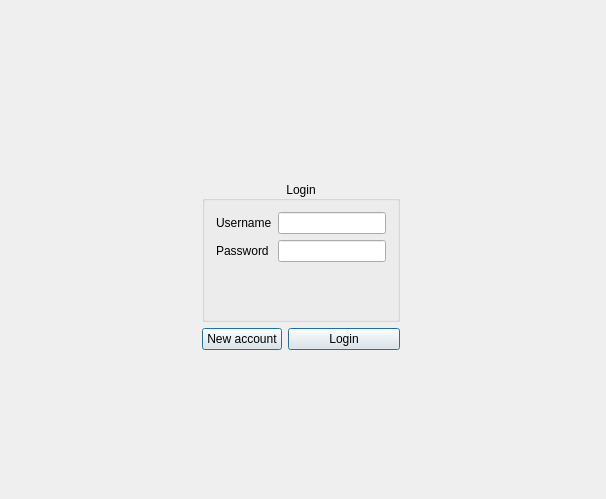
Old version of the form Client/login.ui in the repository PolitoTeam/Scriba.
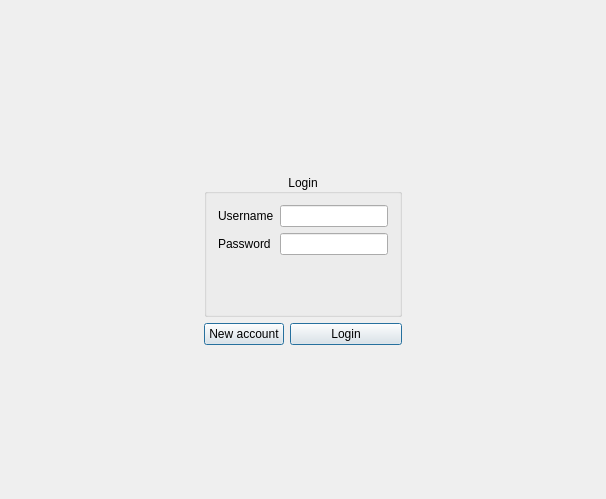
New version of the form.

Commit message: Center widgets in windows

The edit to the form file:
```diff
--- a/Client/login.ui
+++ b/Client/login.ui
@@ -13,15 +13,8 @@
   <property name="windowTitle">
    <string>Login</string>
   </property>
-  <widget class="QWidget" name="centralWidget">
-   <property name="geometry">
-    <rect>
-     <x>0</x>
-     <y>10</y>
-     <width>601</width>
-     <height>491</height>
-    </rect>
-   </property>
+  <layout class="QGridLayout" name="gridLayout_2">
+   <item row="0" column="0">
    <layout class="QGridLayout" name="gridLayout">
     <item row="3" column="1" rowspan="2">
      <widget class="QPushButton" name="pushButtonLogin_2">
@@ -180,7 +173,8 @@
      </spacer>
     </item>
    </layout>
-  </widget>
+   </item>
+  </layout>
  </widget>
  <layoutdefault spacing="6" margin="11"/>
  <resources/>
```
Lines whose indentation alone changed are shown as unchanged. The commit also changes 2 other files.
